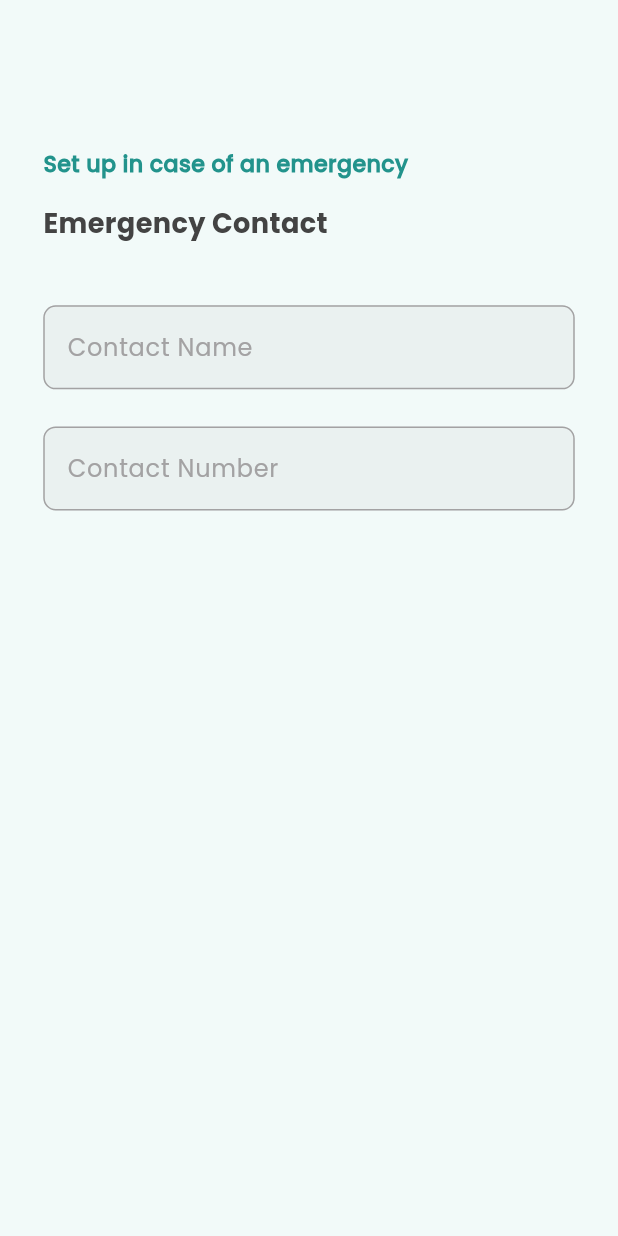
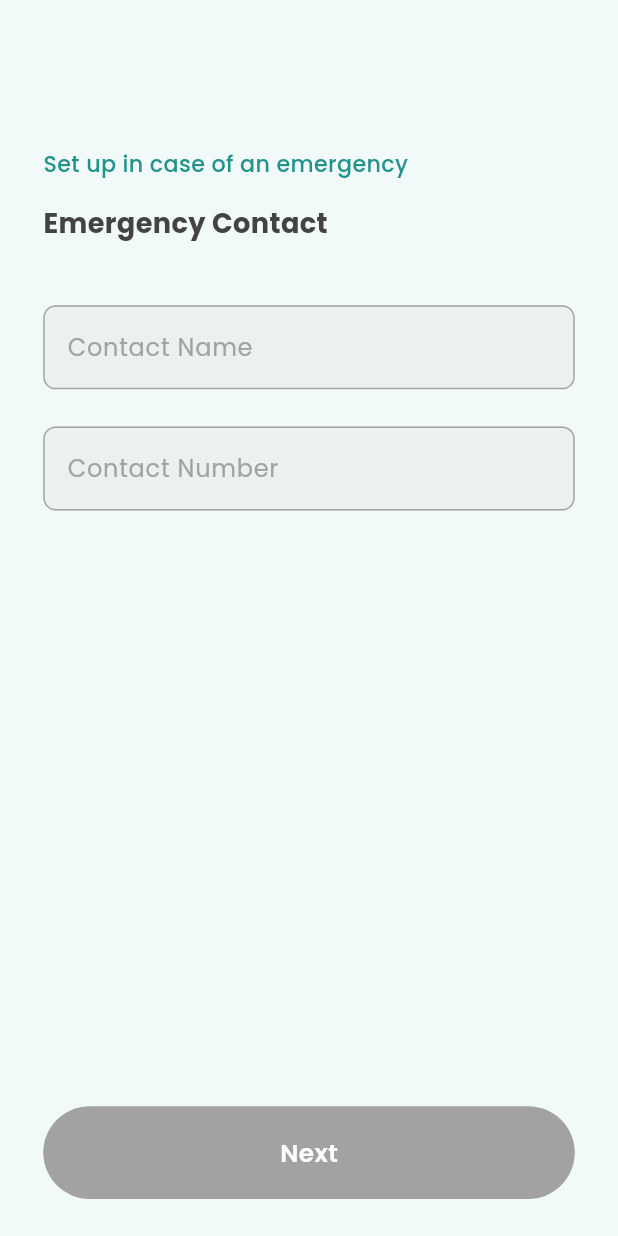
Before and after one commit to Shahwaiz24/Meditrace_App, a Flutter app: the screen it shows after launch, on a phone screen of 412 x 824 dp. Run offline on Flutter 3.47's test engine with Material 3 defaults, Android fonts, the phone set to English and light mode, and no system bars; our stand-ins replace shared_preferences.

Commit message:
Emergency Contact

```diff
--- a/lib/Components/text_fields.dart
+++ b/lib/Components/text_fields.dart
@@ -50,6 +50,7 @@ class TextFields extends StatelessWidget {
         onFocus(hasFocus);
       },
       child: TextFormField(
+        enableSuggestions: false,
         style: contentStyle,
         onChanged: (string) {
           onChanged(string);
--- a/lib/Services/global_data.dart
+++ b/lib/Services/global_data.dart
@@ -4,7 +4,8 @@ class SignUpGlobalData {
   static String finalHeight = '';
   static List<String> allergies = [];
   static List<String> chronic = [];
-
+  static String contactName = '';
+  static String contactNumber = '';
   static String finalFirstName = "";
   static String finalLastName = "";
   static String finalPhoneNumber = '';
--- a/lib/Views/Sign Up View/Emergency Contact View/emergency_contact_view.dart
+++ b/lib/Views/Sign Up View/Emergency Contact View/emergency_contact_view.dart
@@ -1,4 +1,5 @@
 import 'package:flutter/material.dart';
+import 'package:meditrace_project/Components/button.dart';
 import 'package:meditrace_project/Components/text_fields.dart';
 import 'package:meditrace_project/Services/utils.dart';
 import 'package:meditrace_project/Views/Sign%20Up%20View/Emergency%20Contact%20View/emergency_contact_viewmodel.dart';
@@ -16,6 +17,7 @@ class EmergencyContactView extends StatelessWidget {
     final screenHeight = MediaQuery.of(context).size.height;
     final screenWidth = MediaQuery.of(context).size.width;
     return Scaffold(
+      resizeToAvoidBottomInset: false,
       backgroundColor: AppColors.ScaffoldColor,
       body: Padding(
         padding: EdgeInsets.only(
@@ -32,7 +34,7 @@ class EmergencyContactView extends StatelessWidget {
                   color: AppColors.PrimaryBlueColor,
                   fontFamily: 'Poppins Medium',
                   fontSize: screenHeight * 0.018,
-                  fontWeight: FontWeight.w700),
+                  fontWeight: FontWeight.w500),
             ),
             SizedBox(
               height: screenHeight * 0.020,
@@ -42,6 +44,7 @@ class EmergencyContactView extends StatelessWidget {
               style: TextStyle(
                 color: AppColors.TextblackColor,
                 fontFamily: 'Poppins Bold',
+                fontWeight: FontWeight.w700,
                 fontSize: screenHeight * 0.022,
               ),
             ),
@@ -53,14 +56,20 @@ class EmergencyContactView extends StatelessWidget {
               return TextFields(
                   controller: contactNameContrller,
                   enablefillColor: Colors.black,
-                  focusfillColor:
-                      AppColors.unFocusPrimaryColor.withOpacity(0.1),
-                  outlineColor: AppColors.unFocusPrimaryColor,
+                  focusfillColor: model.isContactNameFocus == true
+                      ? AppColors.TextwhiteColor
+                      : model.isContactNameNotEmpty == true
+                          ? AppColors.TextwhiteColor
+                          : AppColors.unFocusPrimaryColor.withOpacity(0.1),
+                  outlineColor:
+                      model.error ? Colors.red : AppColors.unFocusPrimaryColor,
                   radius: screenWidth * 0.020,
                   isHidden: false,
-                  HintText: 'Contact Name',
+                  HintText: model.error ? "Enter Correct Name" : 'Contact Name',
                   hintStyle: TextStyle(
-                    color: AppColors.unFocusPrimaryColor,
+                    color: model.error
+                        ? Colors.red
+                        : AppColors.unFocusPrimaryColor,
                     fontFamily: 'Poppins Regular',
                   ),
                   Prefix: Text(''),
@@ -68,11 +77,19 @@ class EmergencyContactView extends StatelessWidget {
                   isSuffix: false,
                   isNumberKeyboard: false,
                   isPrefix: false,
-                  onFocus: (focus) {},
+                  onFocus: (focus) {
+                    model.onContactNameFocus(focus: focus);
+                  },
                   contentStyle: const TextStyle(
                       fontFamily: 'Poppins Regular',
                       fontWeight: FontWeight.w500),
-                  onChanged: (value) {});
+                  onChanged: (value) {
+                    model.isContactNameEmptyCheck(
+                        contactName: contactNameContrller.text);
+                    model.checkallFields(
+                        contactName: contactNameContrller.text,
+                        contactNumber: contactNumberContrller.text);
+                  });
             }),
             SizedBox(
               height: screenHeight * 0.030,
@@ -82,14 +99,22 @@ class EmergencyContactView extends StatelessWidget {
               return TextFields(
                   controller: contactNumberContrller,
                   enablefillColor: Colors.black,
-                  focusfillColor:
-                      AppColors.unFocusPrimaryColor.withOpacity(0.1),
-                  outlineColor: AppColors.unFocusPrimaryColor,
+                  focusfillColor: model.isContactNumberFocus == true
+                      ? AppColors.TextwhiteColor
+                      : model.isContactNumberNotEmpty == true
+                          ? AppColors.TextwhiteColor
+                          : AppColors.unFocusPrimaryColor.withOpacity(0.1),
+                  outlineColor:
+                      model.error ? Colors.red : AppColors.unFocusPrimaryColor,
                   radius: screenWidth * 0.020,
                   isHidden: false,
-                  HintText: 'Contact Number',
+                  HintText: model.error
+                      ? 'Enter Number in 10 Digits'
+                      : 'Contact Number',
                   hintStyle: TextStyle(
-                    color: AppColors.unFocusPrimaryColor,
+                    color: model.error
+                        ? Colors.red
+                        : AppColors.unFocusPrimaryColor,
                     fontFamily: 'Poppins Regular',
                   ),
                   Prefix: Text(''),
@@ -97,11 +122,57 @@ class EmergencyContactView extends StatelessWidget {
                   isSuffix: false,
                   isNumberKeyboard: true,
                   isPrefix: false,
-                  onFocus: (focus) {},
+                  onFocus: (focus) {
+                    model.isContactNumberEmptyCheck(
+                        contactNumber: contactNameContrller.text);
+                    model.onContactPhoneNumberFocus(focus: focus);
+                  },
                   contentStyle: const TextStyle(
                       fontFamily: 'Poppins Regular',
                       fontWeight: FontWeight.w500),
-                  onChanged: (value) {});
+                  onChanged: (value) {
+                    model.checkallFields(
+                        contactName: contactNameContrller.text,
+                        contactNumber: contactNumberContrller.text);
+                  });
+            }),
+            const Spacer(),
+            Consumer<EmergencyContactViewmodel>(
+                builder: (context, model, child) {
+              return Padding(
+                padding: EdgeInsets.only(bottom: screenHeight * 0.030),
+                child: InkWell(
+                  onTap: () {
+                    if (model.isUiFieldsFill == true &&
+                        model.isStart == false) {
+                      model.nextOntap(
+                          contactName: contactNameContrller.text,
+                          contactNumber: contactNumberContrller.text);
+                      contactNameContrller.clear();
+                      contactNumberContrller.clear();
+                    }
+                  },
+                  child: ButtonComponent(
+                      screenHeight: screenHeight,
+                      screenWidth: screenWidth,
+                      ButtonHeight: 0.075,
+                      decoration: BoxDecoration(
+                          color: model.isUiFieldsFill == true
+                              ? AppColors.PrimaryBlueColor
+                              : AppColors.unFocusPrimaryColor,
+                          borderRadius:
+                              BorderRadius.circular(screenWidth * 0.080)),
+                      child: Center(
+                        child: Text(
+                          'Next',
+                          style: TextStyle(
+                              color: AppColors.TextwhiteColor,
+                              fontFamily: 'Poppins Semi Bold',
+                              fontSize: screenHeight * 0.020),
+                        ),
+                      )),
+                ),
+              );
             }),
           ],
         ),
```
Also changed, not shown: lib/Views/Sign Up View/Emergency Contact View/emergency_contact_viewmodel.dart (+97 -1 lines), lib/Views/Sign Up View/Medical Information View/medical_information_viewModel_signUp.dart (+8 -6 lines).
